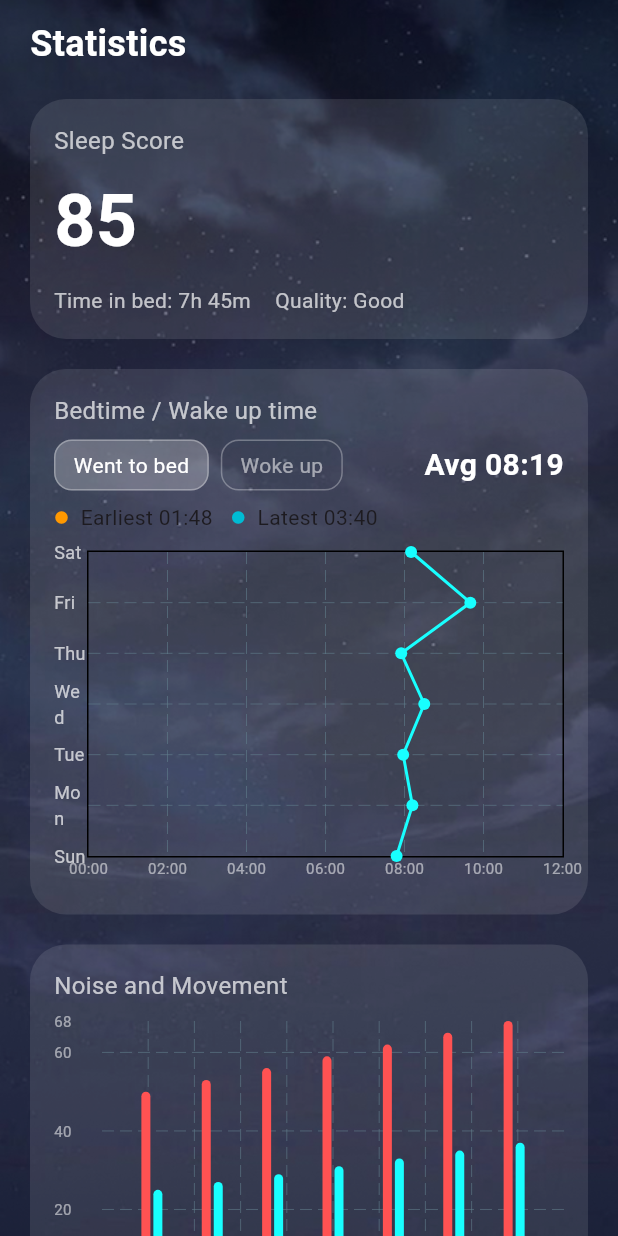
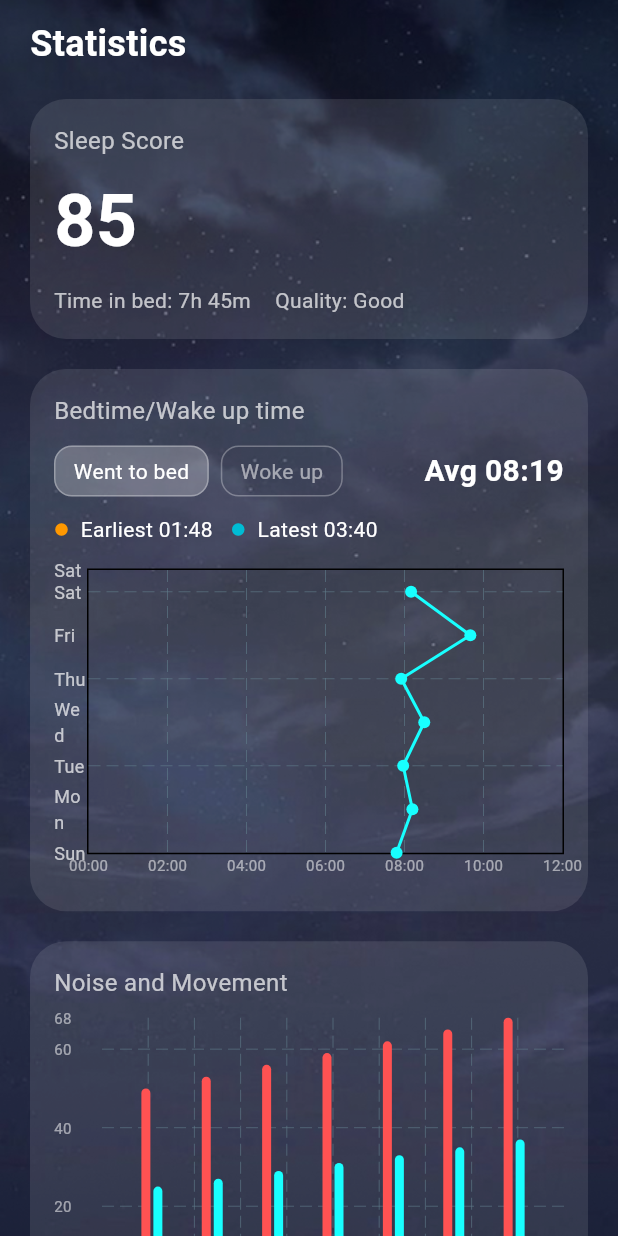
Before and after one commit to Chuki1234/Slumber, a Flutter app: the StatisticView screen opened by its route, on a phone screen of 412 x 824 dp. Run offline on Flutter 3.47's test engine with Material 3 defaults, Android fonts, the phone set to English and light mode, and no system bars; drawn by our look-alikes of fl_chart; our stand-ins replace firebase_core, get, google_sign_in, just_audio, shared_preferences, supabase_flutter and 1 more; accounts and stored records are empty.

Commit message:
fix: statistic page

```diff
--- a/lib/app/modules/statistic/views/statistic_view.dart
+++ b/lib/app/modules/statistic/views/statistic_view.dart
@@ -112,21 +112,14 @@ class StatisticView extends GetView<StatisticController> {
       double h = double.parse(parts[0]);
       double m = double.parse(parts[1]) / 60;
       if (h >= 18) h -= 24;
-      return h + m + 6;
+      return h + m + 6; // shift time range to positive axis
     }
 
-    double avgTime = data
-        .map((e) => parseTime(e['time']))
-        .reduce((a, b) => a + b) /
-        data.length;
+    double avgTime = data.map((e) => parseTime(e['time'])).reduce((a, b) => a + b) / data.length;
+    final earliest = data.reduce((a, b) => parseTime(a['time']) < parseTime(b['time']) ? a : b);
+    final latest = data.reduce((a, b) => parseTime(a['time']) > parseTime(b['time']) ? a : b);
 
-    final earliest = data.reduce((a, b) =>
-    parseTime(a['time']) < parseTime(b['time']) ? a : b);
-    final latest = data.reduce((a, b) =>
-    parseTime(a['time']) > parseTime(b['time']) ? a : b);
-
-    return Obx(
-          () => Container(
+    return Obx(() => Container(
       padding: const EdgeInsets.all(16),
       decoration: BoxDecoration(
         color: Colors.white10,
@@ -135,62 +128,52 @@ class StatisticView extends GetView<StatisticController> {
       child: Column(
         crossAxisAlignment: CrossAxisAlignment.start,
         children: [
-            const Text(
-              'Bedtime / Wake up time',
-              style: TextStyle(color: Colors.white70, fontSize: 16),
-            ),
-            const SizedBox(height: 8),
+          const Text('Bedtime/Wake up time',
+              style: TextStyle(color: Colors.white70, fontSize: 16)),
+          const SizedBox(height: 12),
           Row(
             children: [
               _toggleButton('Went to bed', true),
               const SizedBox(width: 8),
               _toggleButton('Woke up', false),
               const Spacer(),
-                Text(
-                  'Avg ${_formatTime(avgTime)}',
+              Text('Avg ${_formatTime(avgTime)}',
                   style: const TextStyle(
-                    color: Colors.white,
-                    fontWeight: FontWeight.bold,
-                    fontSize: 20,
-                  ),
-                ),
+                      color: Colors.white, fontWeight: FontWeight.bold, fontSize: 20)),
             ],
           ),
-            const SizedBox(height: 8),
+          const SizedBox(height: 12),
           Row(
             children: [
               _legendDot(color: Colors.orange),
-                Text(' Earliest ${earliest['time']}'),
+              Text(' Earliest ${earliest['time']}', style: const TextStyle(color: Colors.white)),
               const SizedBox(width: 12),
               _legendDot(color: Colors.cyan),
-                Text(' Latest ${latest['time']}'),
+              Text(' Latest ${latest['time']}', style: const TextStyle(color: Colors.white)),
             ],
           ),
-            const SizedBox(height: 12),
+          const SizedBox(height: 16),
           AspectRatio(
-              aspectRatio: 1.5,
+            aspectRatio: 1.6,
             child: LineChart(
               LineChartData(
                 minX: 0,
                 maxX: 12,
                 minY: 0,
-                  maxY: 6,
+                maxY: 6.5,
                 gridData: FlGridData(show: true),
                 titlesData: FlTitlesData(
                   leftTitles: AxisTitles(
                     sideTitles: SideTitles(showTitles: true, getTitlesWidget: (value, _) {
-                        return Text(
-                          ['Sun', 'Mon', 'Tue', 'Wed', 'Thu', 'Fri', 'Sat'][value.toInt()],
-                          style: const TextStyle(color: Colors.white70, fontSize: 12),
-                        );
-                      }),
+                      const days = ['Sun', 'Mon', 'Tue', 'Wed', 'Thu', 'Fri', 'Sat'];
+                      return Text(days[value.toInt()],
+                          style: const TextStyle(color: Colors.white70, fontSize: 12));
+                    }, interval: 1),
                   ),
                   bottomTitles: AxisTitles(
                     sideTitles: SideTitles(showTitles: true, getTitlesWidget: (value, _) {
-                        return Text(
-                          _formatTime(value),
-                          style: const TextStyle(color: Colors.white54, fontSize: 10),
-                        );
+                      return Text(_formatTime(value),
+                          style: const TextStyle(color: Colors.white54, fontSize: 10));
                     }),
                   ),
                   topTitles: AxisTitles(sideTitles: SideTitles(showTitles: false)),
@@ -201,19 +184,19 @@ class StatisticView extends GetView<StatisticController> {
                     isCurved: false,
                     color: Colors.cyanAccent,
                     dotData: FlDotData(show: true),
+                    isStrokeCapRound: true,
                     spots: List.generate(7, (i) {
                       final t = parseTime(data[i]['time']);
                       return FlSpot(t, i.toDouble());
                     }),
-                    ),
+                  )
                 ],
               ),
             ),
           ),
         ],
       ),
-      ),
-    );
+    ));
   }
 
   Widget _toggleButton(String text, bool isBedtime) {
```
Lines whose indentation alone changed are shown as unchanged.
